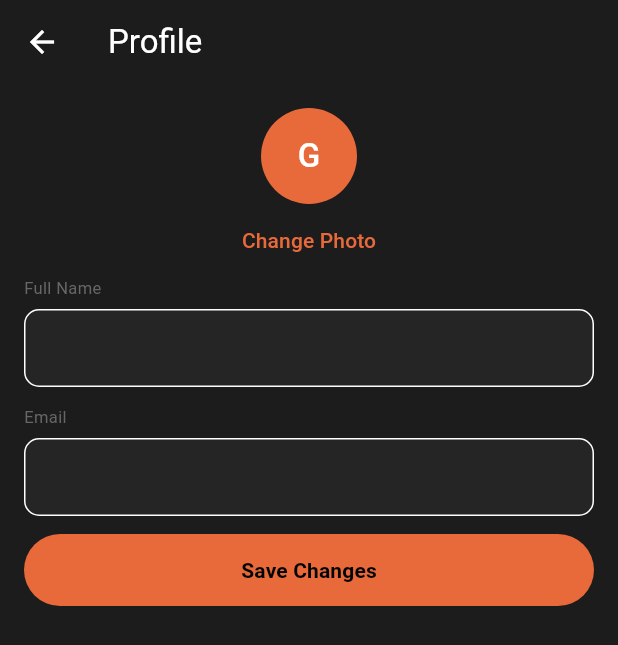
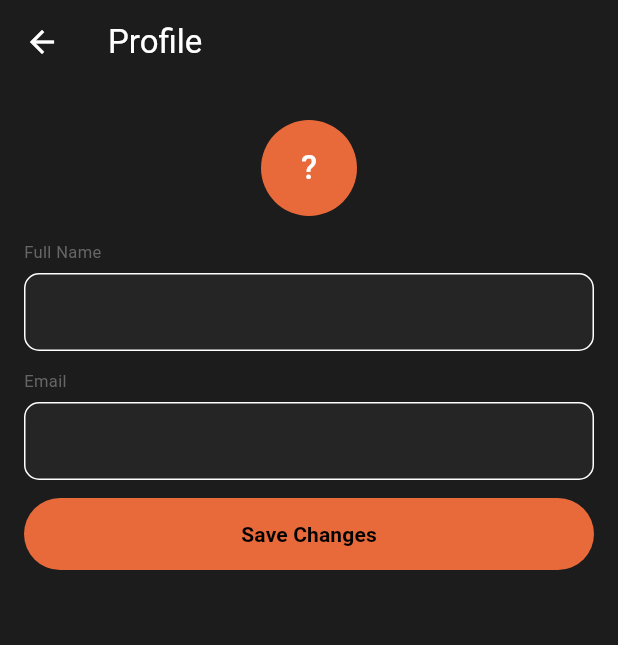
Before and after one commit to gotlieb-mupandela/aisodchat-3a, a Flutter app: the ProfileScreen screen opened by its route, on a phone screen of 412 x 824 dp. Shown: the top 645 px of the screen. Run offline on Flutter 3.47's test engine with Material 3 defaults, Android fonts, the phone set to English and light mode, and no system bars; our stand-ins replace dio, flutter_dotenv, flutter_markdown, flutter_riverpod, go_router, shared_preferences and 1 more; accounts and stored records are empty; Roboto replaces fonts that are missing (DMSans, PlayfairDisplay).

Commit message:
Enable Supabase auth: guards, signup verification, profile CRUD
- Router: add _AuthNotifier (ChangeNotifier) + refreshListenable so GoRouter
  re-evaluates redirect on every auth state change; protect /chats, /chat,
  /settings, /profile, /about — redirect unauthenticated users to /login
- AuthRepository: signUp now returns bool (true = email verification needed);
  add updateProfile() for saving name changes to the profiles table
- SignupScreen: after signup, show "check your email" screen when Supabase
  requires email confirmation instead of navigating to /chats
- SessionState: add userProfileProvider (FutureProvider) that fetches the
  profiles row for the current user and re-fetches on auth change
- ProfileScreen: load name from Supabase profiles table, show correct avatar
  initial, and actually save changes via AuthRepository.updateProfile()

https://claude.ai/code/session_014kdBRTjZFY3XE8dR1M4jYA

```diff
--- a/lib/core/state/session_state.dart
+++ b/lib/core/state/session_state.dart
@@ -10,3 +10,13 @@ final currentUserProvider = Provider<User?>((ref) {
   final authState = ref.watch(authStateProvider);
   return authState.asData?.value.session?.user ?? SupabaseService.client.auth.currentUser;
 });
+
+final userProfileProvider = FutureProvider<Map<String, dynamic>?>((ref) async {
+  final user = ref.watch(currentUserProvider);
+  if (user == null) return null;
+  return SupabaseService.client
+      .from('profiles')
+      .select()
+      .eq('id', user.id)
+      .maybeSingle();
+});
--- a/lib/features/settings/screens/profile_screen.dart
+++ b/lib/features/settings/screens/profile_screen.dart
@@ -1,6 +1,7 @@
 import 'package:flutter/material.dart';
 import 'package:flutter_riverpod/flutter_riverpod.dart';
 import 'package:go_router/go_router.dart';
+import '../../../core/state/session_state.dart';
 import '../../../core/theme/app_theme.dart';
 import '../../../core/widgets/app_button.dart';
 import '../../../core/widgets/app_input.dart';
@@ -18,40 +19,78 @@ class _ProfileScreenState extends ConsumerState<ProfileScreen> {
   final nameController = TextEditingController();
   final emailController = TextEditingController();
   bool loading = false;
+  bool _prefilled = false;
 
   @override
-  void initState() {
-    super.initState();
-    final user = ref.read(authRepositoryProvider).currentUser;
-    emailController.text = user?.email ?? '';
+  void dispose() {
+    nameController.dispose();
+    emailController.dispose();
+    super.dispose();
   }
 
   @override
   Widget build(BuildContext context) {
+    final user = ref.watch(currentUserProvider);
+    emailController.text = user?.email ?? '';
+
+    final profile = ref.watch(userProfileProvider);
+    profile.whenData((data) {
+      if (!_prefilled) {
+        _prefilled = true;
+        if (data != null) {
+          nameController.text = (data['name'] as String?) ?? '';
+        }
+      }
+    });
+
+    final initial = nameController.text.isNotEmpty
+        ? nameController.text[0].toUpperCase()
+        : (user?.email?.isNotEmpty == true ? user!.email![0].toUpperCase() : '?');
+
     return AppScaffold(
       title: 'Profile',
       leading: IconButton(onPressed: () => context.pop(), icon: const Icon(Icons.arrow_back)),
-      child: Column(
+      child: profile.when(
+        loading: () => const Center(child: CircularProgressIndicator()),
+        error: (e, _) => Center(child: Text('Error loading profile: $e', style: const TextStyle(color: AppColors.danger))),
+        data: (_) => Column(
           children: [
-          const CircleAvatar(radius: 32, backgroundColor: AppColors.accent, child: Text('G', style: TextStyle(color: Colors.white, fontFamily: 'PlayfairDisplay', fontSize: 22))),
-          TextButton(onPressed: () {}, child: const Text('Change Photo', style: TextStyle(color: AppColors.accent))),
+            const SizedBox(height: 8),
+            CircleAvatar(
+              radius: 32,
+              backgroundColor: AppColors.accent,
+              child: Text(initial, style: const TextStyle(color: Colors.white, fontFamily: 'PlayfairDisplay', fontSize: 22)),
+            ),
+            const SizedBox(height: 16),
             AppInput(label: 'Full Name', controller: nameController),
             AppInput(label: 'Email', controller: emailController, readOnly: true),
             AppButton(
               label: 'Save Changes',
               loading: loading,
               onPressed: () async {
-              final user = ref.read(authRepositoryProvider).currentUser;
                 if (user == null) return;
                 setState(() => loading = true);
-              await Future<void>.delayed(const Duration(milliseconds: 300));
+                try {
+                  await ref.read(authRepositoryProvider).updateProfile(user.id, nameController.text.trim());
+                  ref.invalidate(userProfileProvider);
                   if (context.mounted) {
-                setState(() => loading = false);
-                ScaffoldMessenger.of(context).showSnackBar(const SnackBar(content: Text('Profile updated')));
+                    ScaffoldMessenger.of(context).showSnackBar(
+                      const SnackBar(content: Text('Profile updated')),
+                    );
+                  }
+                } catch (e) {
+                  if (context.mounted) {
+                    ScaffoldMessenger.of(context).showSnackBar(
+                      SnackBar(content: Text('Error: $e')),
+                    );
+                  }
+                } finally {
+                  if (mounted) setState(() => loading = false);
                 }
               },
-          )
+            ),
           ],
+        ),
       ),
     );
   }
```
Also changed, not shown: lib/core/router/app_router.dart (+37 -0 lines), lib/features/auth/screens/signup_screen.dart (+42 -4 lines), lib/shared/repositories/auth_repository.dart (+7 -1 lines). Lines whose indentation alone changed are shown as unchanged.
